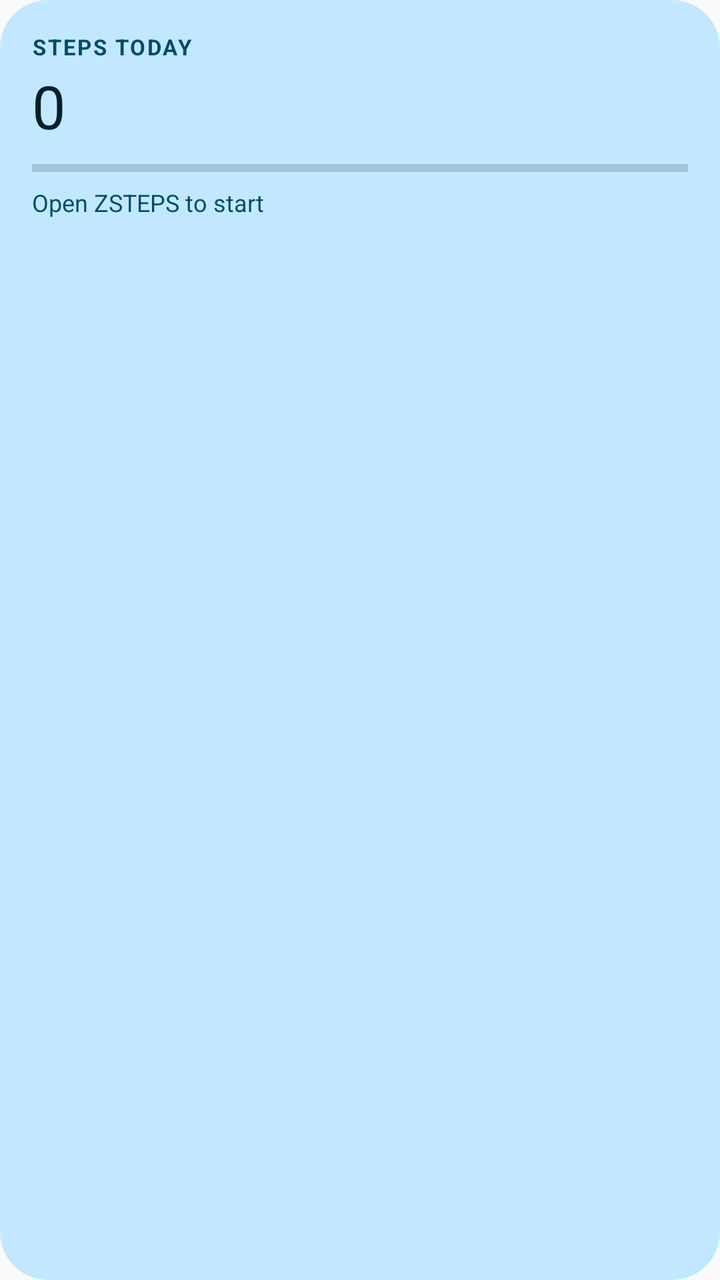
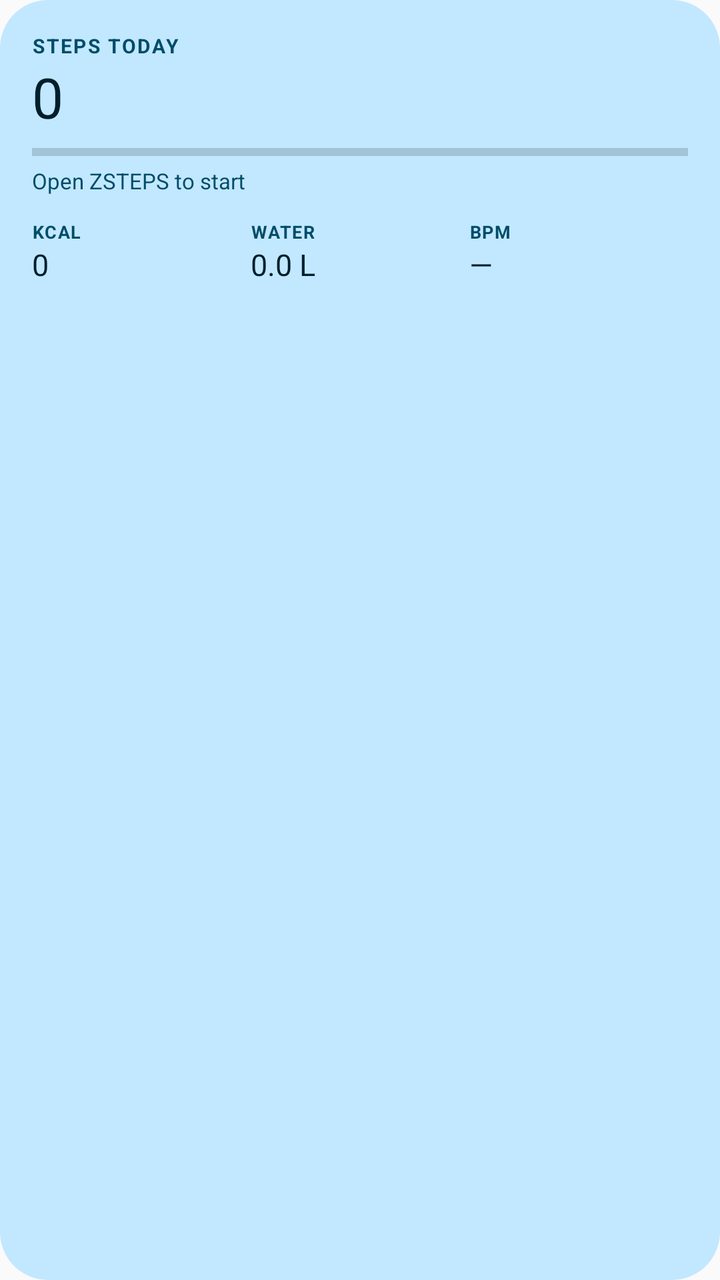

The first picture is an Android layout as it rendered before a commit; the second is the same layout after the commit. The layout source and the unified diff follow.
<!-- AndroidManifest.xml: application theme AppTheme -->
<!-- res/layout/widget_steps.xml -->
<?xml version="1.0" encoding="utf-8"?>
<LinearLayout xmlns:android="http://schemas.android.com/apk/res/android"
    android:id="@+id/widget_root"
    android:layout_width="match_parent"
    android:layout_height="match_parent"
    android:orientation="vertical"
    android:padding="16dp"
    android:background="@drawable/widget_background">

    <TextView
        android:id="@+id/widget_label"
        android:layout_width="wrap_content"
        android:layout_height="wrap_content"
        android:text="@string/widget_steps_today"
        android:textSize="11sp"
        android:textStyle="bold"
        android:letterSpacing="0.08"
        android:textColor="@color/widget_on_surface_variant" />

    <TextView
        android:id="@+id/widget_steps"
        android:layout_width="wrap_content"
        android:layout_height="wrap_content"
        android:layout_marginTop="2dp"
        android:text="0"
        android:textSize="30sp"
        android:textColor="@color/widget_on_surface" />

    <ProgressBar
        android:id="@+id/widget_progress"
        style="?android:attr/progressBarStyleHorizontal"
        android:layout_width="match_parent"
        android:layout_height="6dp"
        android:layout_marginTop="8dp"
        android:max="100"
        android:progress="0" />

    <TextView
        android:id="@+id/widget_caption"
        android:layout_width="wrap_content"
        android:layout_height="wrap_content"
        android:layout_marginTop="6dp"
        android:text="@string/widget_no_data"
        android:textSize="12sp"
        android:textColor="@color/widget_on_surface_variant" />
</LinearLayout>
<!-- resources referenced by this layout -->
<resources>
  <color name="widget_on_surface">#1C1824</color>
  <color name="widget_on_surface_variant">#6B637A</color>
  <!-- drawable widget_background (drawable) -->
  <?xml version="1.0" encoding="utf-8"?>
  <shape xmlns:android="http://schemas.android.com/apk/res/android"
      android:shape="rectangle">
      <corners android:radius="24dp" />
      <solid android:color="@color/widget_surface" />
  </shape>
  <string name="widget_no_data">Open ZSTEPS to start</string>
  <string name="widget_steps_today">STEPS TODAY</string>
  <style name="AppTheme" parent="Theme.AppCompat.Light.DarkActionBar">
          
          <item name="colorPrimary">@color/colorPrimary</item>
          <item name="colorPrimaryDark">@color/colorPrimaryDark</item>
          <item name="colorAccent">@color/colorAccent</item>
      </style>
  <color name="widget_surface">#FFFFFF</color>
</resources>

<!-- the commit's change to res/layout/widget_steps.xml (unified diff, before → after) -->
@@ -12,7 +12,7 @@
         android:layout_width="wrap_content"
         android:layout_height="wrap_content"
         android:text="@string/widget_steps_today"
-        android:textSize="11sp"
+        android:textSize="10sp"
         android:textStyle="bold"
         android:letterSpacing="0.08"
         android:textColor="@color/widget_on_surface_variant" />
@@ -21,9 +21,8 @@
         android:id="@+id/widget_steps"
         android:layout_width="wrap_content"
         android:layout_height="wrap_content"
-        android:layout_marginTop="2dp"
         android:text="0"
-        android:textSize="30sp"
+        android:textSize="28sp"
         android:textColor="@color/widget_on_surface" />
 
     <ProgressBar
@@ -31,7 +30,7 @@
         style="?android:attr/progressBarStyleHorizontal"
         android:layout_width="match_parent"
         android:layout_height="6dp"
-        android:layout_marginTop="8dp"
+        android:layout_marginTop="6dp"
         android:max="100"
         android:progress="0" />
 
@@ -39,8 +38,89 @@
         android:id="@+id/widget_caption"
         android:layout_width="wrap_content"
         android:layout_height="wrap_content"
-        android:layout_marginTop="6dp"
+        android:layout_marginTop="4dp"
         android:text="@string/widget_no_data"
-        android:textSize="12sp"
+        android:textSize="11sp"
         android:textColor="@color/widget_on_surface_variant" />
+
+    
+    <LinearLayout
+        android:layout_width="match_parent"
+        android:layout_height="wrap_content"
+        android:layout_marginTop="12dp"
+        android:orientation="horizontal"
+        android:baselineAligned="false">
+
+        <LinearLayout
+            android:layout_width="0dp"
+            android:layout_height="wrap_content"
+            android:layout_weight="1"
+            android:orientation="vertical">
+
+            <TextView
+                android:layout_width="wrap_content"
+                android:layout_height="wrap_content"
+                android:text="@string/widget_calories"
+                android:textSize="9sp"
+                android:textStyle="bold"
+                android:letterSpacing="0.06"
+                android:textColor="@color/widget_on_surface_variant" />
+
+            <TextView
+                android:id="@+id/widget_calories"
+                android:layout_width="wrap_content"
+                android:layout_height="wrap_content"
+                android:text="0"
+                android:textSize="15sp"
+                android:textColor="@color/widget_on_surface" />
+        </LinearLayout>
+
+        <LinearLayout
+            android:layout_width="0dp"
+            android:layout_height="wrap_content"
+            android:layout_weight="1"
+            android:orientation="vertical">
+
+            <TextView
+                android:layout_width="wrap_content"
+                android:layout_height="wrap_content"
+                android:text="@string/widget_water"
+                android:textSize="9sp"
+                android:textStyle="bold"
+                android:letterSpacing="0.06"
+                android:textColor="@color/widget_on_surface_variant" />
+
+            <TextView
+                android:id="@+id/widget_water"
+                android:layout_width="wrap_content"
+                android:layout_height="wrap_content"
+                android:text="0.0 L"
+                android:textSize="15sp"
+                android:textColor="@color/widget_on_surface" />
+        </LinearLayout>
+
+        <LinearLayout
+            android:layout_width="0dp"
+            android:layout_height="wrap_content"
+            android:layout_weight="1"
+            android:orientation="vertical">
+
+            <TextView
+                android:layout_width="wrap_content"
+                android:layout_height="wrap_content"
+                android:text="@string/widget_heart"
+                android:textSize="9sp"
+                android:textStyle="bold"
+                android:letterSpacing="0.06"
+                android:textColor="@color/widget_on_surface_variant" />
+
+            <TextView
+                android:id="@+id/widget_heart"
+                android:layout_width="wrap_content"
+                android:layout_height="wrap_content"
+                android:text="—"
+                android:textSize="15sp"
+                android:textColor="@color/widget_on_surface" />
+        </LinearLayout>
+    </LinearLayout>
 </LinearLayout>
<!-- resource entries referenced after the edit -->
@@ -9,8 +9,11 @@
       <corners android:radius="24dp" />
       <solid android:color="@color/widget_surface" />
   </shape>
+  <string name="widget_calories">KCAL</string>
+  <string name="widget_heart">BPM</string>
   <string name="widget_no_data">Open ZSTEPS to start</string>
   <string name="widget_steps_today">STEPS TODAY</string>
+  <string name="widget_water">WATER</string>
   <style name="AppTheme" parent="Theme.AppCompat.Light.DarkActionBar">
           
           <item name="colorPrimary">@color/colorPrimary</item>
